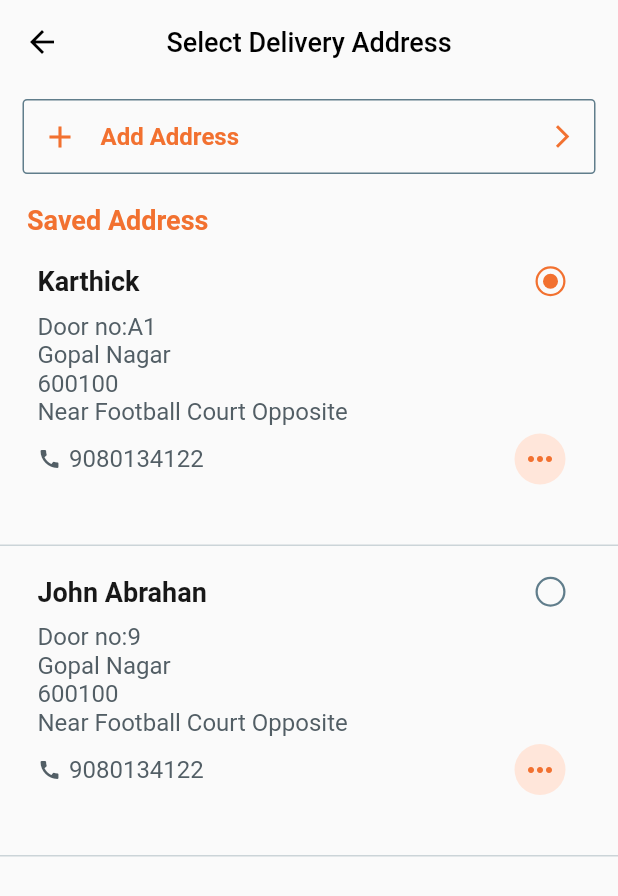
After one commit to Inthumathi/askundelivery, a Flutter app: the AddressScreen screen opened directly, on a phone screen of 412 x 824 dp. The commit adds this screen. Shown: the top 896 px of the screen. Run offline on Flutter 3.47's test engine with Material 2 defaults, Android fonts, the phone set to English and light mode, and no system bars; our stand-ins replace avatar_glow, carousel_slider, double_back_to_close_app, easy_localization, flutter_advanced_drawer, fluttertoast and 3 more; missing offline and left inert: diamond_bottom_bar.

Commit message:
savedaddress UI

```diff
--- /dev/null
+++ b/lib/UI Screen/address/address.dart
@@ -0,0 +1,308 @@
+import 'package:askun_delivery_app/utilites/constant.dart';
+import 'package:askun_delivery_app/utilites/strings.dart';
+import 'package:askun_delivery_app/widget/smalltext.dart';
+import 'package:easy_localization/easy_localization.dart';
+import 'package:flutter/material.dart';
+
+class Address {
+  final String name;
+  final String doorNo;
+  final String streetName;
+  final String pinCode;
+  final String landMark;
+  final String phoneNumber;
+  final String number;
+
+  Address(
+      {required this.name,
+      required this.doorNo,
+      required this.streetName,
+      required this.pinCode,
+      required this.landMark,
+      required this.phoneNumber,
+      required this.number});
+}
+
+class AddressScreen extends StatefulWidget {
+  const AddressScreen({Key? key}) : super(key: key);
+
+  @override
+  State<AddressScreen> createState() => _AddressScreenState();
+}
+
+class _AddressScreenState extends State<AddressScreen> {
+  int activeAddress = 0;
+  bool onpress = false;
+  int _expandedIndex = -1;
+
+  List<Address> addressList = <Address>[
+    Address(
+        name: 'Karthick',
+        doorNo: 'Door no:A1',
+        streetName: 'Gopal Nagar',
+        pinCode: '600100',
+        landMark: 'Near Football Court Opposite',
+        phoneNumber: 'PhoneNumber:',
+        number: '9080134122'),
+    Address(
+        name: 'John Abrahan',
+        doorNo: 'Door no:9',
+        streetName: 'Gopal Nagar',
+        pinCode: '600100',
+        landMark: 'Near Football Court Opposite',
+        phoneNumber: 'PhoneNumber:',
+        number: '9080134122'),
+  ];
+
+  void showWidget() {
+    setState(() {
+      onpress = true;
+    });
+  }
+
+  void hideWidget() {
+    setState(() {
+      onpress = false;
+    });
+  }
+
+  @override
+  Widget build(BuildContext context) {
+    return Scaffold(
+      appBar: AppBar(
+        backgroundColor: Color(0xfffafafa),
+        elevation: 0,
+        centerTitle: true,
+        leading: IconButton(onPressed: () {
+          Navigator.pop(context);
+        },
+        icon:  Icon((Icons.arrow_back), color: blackColor),),
+        title: SmallText(
+          text: MyStrings.selectDeliverAddress,
+          color: blackColor,
+          fontWeight: FontWeight.w500,
+          size: 18,
+        ),
+      ),
+      body: Column(
+        crossAxisAlignment: CrossAxisAlignment.start,
+        children: [
+          Padding(
+            padding: const EdgeInsets.fromLTRB(15, 10, 15, 10),
+            child: Container(
+                decoration: BoxDecoration(
+                    borderRadius: BorderRadius.circular(3),
+                    border: Border.all(
+                      color: blueGrey,
+                      width: 1,
+                    )),
+                child: Padding(
+                  padding: const EdgeInsets.all(12.0),
+                  child: Row(
+                    mainAxisAlignment: MainAxisAlignment.spaceBetween,
+                    children: [
+                      Row(
+                        children: [
+                          Icon(Icons.add, color: primaryColor),
+                          SizedBox(
+                            width: 15,
+                          ),
+                          SmallText(
+                            text: 'Add Address',
+                            size: 16,
+                            color: primaryColor,
+                            fontWeight: FontWeight.w600,
+                          ),
+                        ],
+                      ),
+                      Icon(Icons.arrow_forward_ios,
+                          size: 18, color: primaryColor)
+                    ],
+                  ),
+                )),
+          ),
+          heightSpace,
+          Padding(
+            padding: const EdgeInsets.only(left: 18.0),
+            child: SmallText(
+              text: MyStrings.savedAddress,
+              color: primaryColor,
+              size: 18,
+              fontWeight: FontWeight.w600,
+            ),
+          ),
+          ListView.builder(
+            itemCount: addressList.length,
+            physics: BouncingScrollPhysics(),
+            shrinkWrap: true,
+            itemBuilder: (context, index) {
+              return Column(
+                children: [
+                  Padding(
+                    padding: const EdgeInsets.all(15.0),
+                    child: InkWell(
+                      onTap: () {
+                        setState(() {
+                          activeAddress = index;
+                        });
+                      },
+                      child: Padding(
+                          padding: const EdgeInsets.only(
+                              top: 5.0, bottom: 5, left: 10, right: 20),
+                          child: Column(
+                            crossAxisAlignment: CrossAxisAlignment.start,
+                            children: [
+                              Row(
+                                mainAxisAlignment:
+                                    MainAxisAlignment.spaceBetween,
+                                children: [
+                                  SmallText(
+                                      text: addressList[index].name,
+                                      color: Color(0xff181818),
+                                      fontWeight: FontWeight.bold,
+                                      size: 18),
+                                  Container(
+                                    width: 20.0,
+                                    height: 20.0,
+                                    alignment: Alignment.center,
+                                    decoration: BoxDecoration(
+                                      borderRadius: BorderRadius.circular(10.0),
+                                      border: Border.all(
+                                          width: 1.5,
+                                          color: (activeAddress == index)
+                                              ? primaryColor
+                                              : Colors.blueGrey),
+                                    ),
+                                    child: Container(
+                                      width: 10.0,
+                                      height: 10.0,
+                                      alignment: Alignment.center,
+                                      decoration: BoxDecoration(
+                                        borderRadius:
+                                            BorderRadius.circular(5.0),
+                                        color: (activeAddress == index)
+                                            ? primaryColor
+                                            : Colors.transparent,
+                                      ),
+                                    ),
+                                  ),
+                                ],
+                              ),
+                              SizedBox(
+                                height: 5,
+                              ),
+                              SizedBox(
+                                height: 5,
+                              ),
+                              SmallText(
+                                  text: addressList[index].doorNo,
+                                  color: addressTextColor),
+                              SmallText(
+                                  text: addressList[index].streetName,
+                                  color: addressTextColor),
+                              SmallText(
+                                  text: addressList[index].pinCode,
+                                  color: addressTextColor),
+                              SmallText(
+                                  text: addressList[index].landMark,
+                                  color: addressTextColor),
+                              SizedBox(
+                                height: 5,
+                              ),
+                              Row(
+                                mainAxisAlignment:
+                                    MainAxisAlignment.spaceBetween,
+                                children: [
+                                  Row(
+                                    children: [
+                                      Icon(Icons.call,
+                                          size: 16, color: addressTextColor),
+                                      SizedBox(
+                                        width: 5,
+                                      ),
+                                      SmallText(
+                                          text: addressList[index].number,
+                                          color: addressTextColor),
+                                    ],
+                                  ),
+                                  InkWell(
+                                    onTap: () {
+                                      // _expandedIndex == index ? showWidget():hideWidget();
+                                      setState(() {
+                                        _expandedIndex = _expandedIndex == index
+                                            ? -1
+                                            : index;
+                                      });
+                                    },
+                                    child: Container(
+                                        decoration: BoxDecoration(
+                                            shape: BoxShape.circle,
+                                            color: containerLightColor),
+                                        child: Padding(
+                                          padding: const EdgeInsets.all(5.0),
+                                          child: Icon(
+                                            Icons.more_horiz,
+                                            color: primaryColor,
+                                          ),
+                                        )),
+                                  ),
+                                ],
+                              ),
+                              heightSpace,
+                              heightSpace,
+                              _expandedIndex == index ?
+                                Row(
+                                  mainAxisAlignment:
+                                      MainAxisAlignment.spaceBetween,
+                                  children: [
+                                    Row(
+                                      children: [
+                                        Icon(Icons.edit_outlined,
+                                            color: primaryColor, size: 22),
+                                        SizedBox(
+                                          width: 5,
+                                        ),
+                                        SmallText(
+                                          text: MyStrings.edit,
+                                          fontWeight: FontWeight.w500,
+                                          size: 17,
+                                          color: primaryColor,
+                                        )
+                                      ],
+                                    ),
+                                    widthSpace,
+                                    Row(
+                                      children: [
+                                        Icon(Icons.delete,
+                                            color: primaryColor, size: 22),
+                                        SizedBox(
+                                          width: 5,
+                                        ),
+                                        SmallText(
+                                          text: MyStrings.remove,
+                                          fontWeight: FontWeight.w500,
+                                          size: 17,
+                                          color: primaryColor,
+                                        )
+                                      ],
+                                    ),
+                                  ],
+                                ):SizedBox(),
+                            ],
+                          )),
+                    ),
+                  ),
+                  Container(
+                    height: 1,
+                    width: MediaQuery.of(context).size.width,
+                    color: blueGrey.withOpacity(0.3),
+                  )
+                ],
+              );
+            },
+          ),
+        ],
+      ),
+    );
+  }
+}
--- a/lib/UI Screen/buttom_navigation.dart
+++ b/lib/UI Screen/buttom_navigation.dart
@@ -62,7 +62,7 @@ class BottomNavigationState extends State<BottomNavigation> {
       //     BottomNavigationBarItem(icon: Icon(Icons.home_outlined), title: Text('Home',)),
       //     BottomNavigationBarItem(icon:  Icon(Icons.search), title: Text('Search')),
       //     BottomNavigationBarItem(icon: Icon(Icons.pause_circle_outline), title: Text('Courses')),
-      //     BottomNavigationBarItem(icon: Icon(Icons.assignment_turned_in_outlined),title: Text('Wishlist')),
+      //     BottomNavigationBarItem(icon: Icon(Icons.assignment_turned_in_outlined),title  : Text('Wishlist')),
       //     BottomNavigationBarItem(icon: Icon(Icons.rate_review_outlined), title: Text('Testimonial')),
       //     BottomNavigationBarItem(icon: Icon(Icons.account_circle),title: Text('Account')),
       //   ],
--- a/lib/UI Screen/homepage/homepage.dart
+++ b/lib/UI Screen/homepage/homepage.dart
@@ -6,11 +6,13 @@ import 'package:flutter/cupertino.dart';
 import 'package:flutter/material.dart';
 import 'package:easy_localization/easy_localization.dart';
 import 'package:flutter_advanced_drawer/flutter_advanced_drawer.dart';
+import 'package:page_transition/page_transition.dart';
 import 'package:url_launcher/url_launcher.dart';
 
 import '../../utilites/constant.dart';
 import '../../utilites/strings.dart';
 import '../../widget/smalltext.dart';
+import '../address/address.dart';
 
 // Banner Image
 final List<String> imgList = [
@@ -595,9 +597,17 @@ class _HomeScreenState extends State<HomeScreen> {
             ],
             bottom: PreferredSize(
               preferredSize: Size.fromHeight(35.0),
-              child: Column(
-                children: [
-                  Row(
+              child: Padding(
+                padding: const EdgeInsets.only(bottom: 10),
+                child: InkWell(
+                onTap: (){
+                  Navigator.push(
+                      context,
+                      PageTransition(
+                          type: PageTransitionType.rightToLeft,
+                          child:  AddressScreen()));
+                },
+                  child: Row(
                     mainAxisAlignment: MainAxisAlignment.start,
                     crossAxisAlignment: CrossAxisAlignment.center,
                     children: [
@@ -612,12 +622,9 @@ class _HomeScreenState extends State<HomeScreen> {
                       ),
                       Row(
                         children: [
-                          InkWell(
-                            onTap: () {},
-                            child: SmallText(
-                              text: "Delivery Location",
-                              color: whiteColor,
-                            ),
+                          SmallText(
+                            text: "Delivery Location",
+                            color: whiteColor,
                           ),
                           Padding(
                             padding: const EdgeInsets.only(top: 3.0),
@@ -630,10 +637,7 @@ class _HomeScreenState extends State<HomeScreen> {
                       ),
                     ],
                   ),
-                  SizedBox(
-                    height: 8,
-                  )
-                ],
+                ),
               ),
             )),
         body: SingleChildScrollView(
--- a/lib/UI Screen/login page/login.dart
+++ b/lib/UI Screen/login page/login.dart
@@ -156,26 +156,26 @@ class _LoginPageState extends State<LoginPage> {
                             alignment: Alignment.centerRight,
                             child: InkWell(
                               onTap: (){
-                                Navigator.push(
-                                    context,
-                                    PageTransition(
-                                        type: PageTransitionType.rightToLeft,
-                                        child: const OTPScreen()));
-                                // if ( _mobileNumberController.text == hardcodedMobileNumber) {
-                                //   // SharedPreferences prefs = await SharedPreferences.getInstance();
-                                //   // var log = jsonEncode(loginResponse.toJson());
-                                //   // print(loginResponse.value!.userInfo!.userName.toString());
-                                //   // prefs.setString("username",loginResponse.value!.userInfo!.userName.toString());
-                                //   // prefs.setString("empID",loginResponse.value!.userInfo!.empId.toString());
-                                //   Navigator.push(
-                                //       context,
-                                //       PageTransition(
-                                //           type: PageTransitionType.rightToLeft,
-                                //           child: const OTPScreen()));
-                                // } else {
-                                //
-                                //   Fluttertoast.showToast(msg:"Enter valid mobile number");
-                                // }
+                                // Navigator.push(
+                                //     context,
+                                //     PageTransition(
+                                //         type: PageTransitionType.rightToLeft,
+                                //         child: const OTPScreen()));
+                                if ( _mobileNumberController.text == hardcodedMobileNumber) {
+                                  // SharedPreferences prefs = await SharedPreferences.getInstance();
+                                  // var log = jsonEncode(loginResponse.toJson());
+                                  // print(loginResponse.value!.userInfo!.userName.toString());
+                                  // prefs.setString("username",loginResponse.value!.userInfo!.userName.toString());
+                                  // prefs.setString("empID",loginResponse.value!.userInfo!.empId.toString());
+                                  Navigator.push(
+                                      context,
+                                      PageTransition(
+                                          type: PageTransitionType.rightToLeft,
+                                          child: const OTPScreen()));
+                                } else {
+
+                                  Fluttertoast.showToast(msg:"Enter valid mobile number");
+                                }
 
                               },
                               child: Container(
--- a/lib/UI Screen/register/register.dart
+++ b/lib/UI Screen/register/register.dart
@@ -29,11 +29,11 @@ class _RigisterPageState extends State<RegisterPage> {
             SizedBox(width: 5,),
             InkWell(
                 onTap: (){
-                  Navigator.push(
+                Navigator.push(
                       context,
                       PageTransition(
                           type: PageTransitionType.rightToLeft,
-                          child:  LoginPage()));
+                            child:  LoginPage()));
                 },
                 child: SmallText(text:'Login',fontWeight: FontWeight.w500,)),
           ],
--- a/lib/utilites/constant.dart
+++ b/lib/utilites/constant.dart
@@ -16,3 +16,4 @@ Color blueGrey = Colors.blueGrey;
 Color containerLightColor = Color(0xffffe6da);
 Color blackColor = Colors.black;
 Color seeColor = Color(0xff007474);
+Color addressTextColor = Color(0xff525E65);
--- a/lib/utilites/strings.dart
+++ b/lib/utilites/strings.dart
@@ -45,5 +45,11 @@ class MyStrings{
   // Search
   static const String searchProduct =  'Search Product';
 
+  // Address
+  static const String savedAddress =  'Saved Address';
+  static const String selectDeliverAddress =  'Select Delivery Address';
+  static const String edit =  'Edit';
+  static const String remove =  'Remove';
+
 
 }
```
Also changed, not shown: 21 other files.
